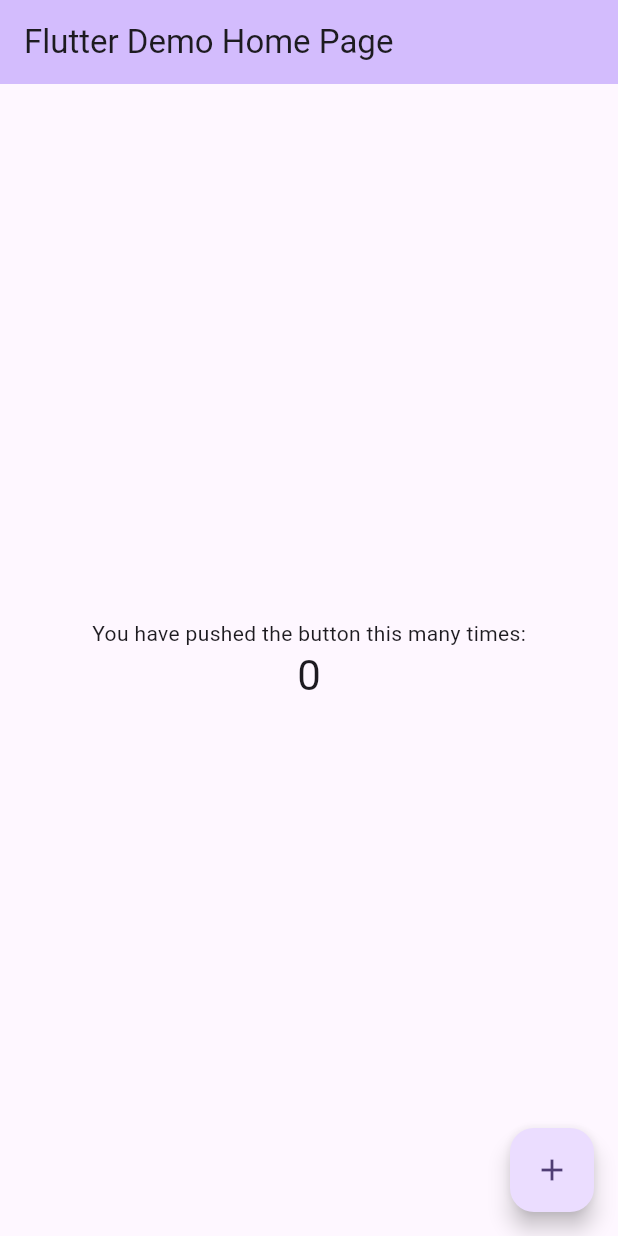
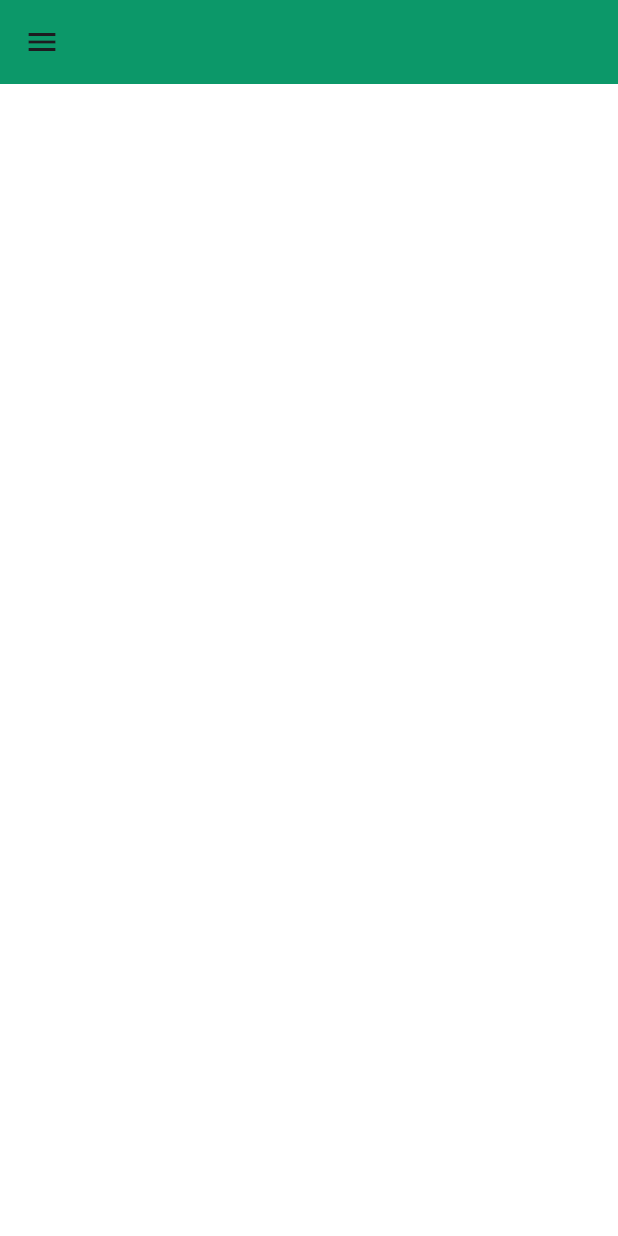
Before and after one commit to Muhammadalif1213/PlantApp, a Flutter app: the screen it shows after launch, on a phone screen of 412 x 824 dp. Run offline on Flutter 3.47's test engine with Material 3 defaults, Android fonts, the phone set to English and light mode, and no system bars.

Commit message:
Menambahkan Halaman HomeScreen Plant App.

```diff
--- a/lib/main.dart
+++ b/lib/main.dart
@@ -1,3 +1,5 @@
+import 'package:app_plant/constants.dart';
+import 'package:app_plant/screens/home/home_screen.dart';
 import 'package:flutter/material.dart';
 
 void main() {
@@ -10,27 +12,15 @@ class MyApp extends StatelessWidget {
   // This widget is the root of your application.
   @override
   Widget build(BuildContext context) {
-    return MaterialApp(
-      title: 'Flutter Demo',
+    return MaterialApp(debugShowCheckedModeBanner: false,
+      title: 'Plant App',
       theme: ThemeData(
-        // This is the theme of your application.
-        //
-        // TRY THIS: Try running your application with "flutter run". You'll see
-        // the application has a purple toolbar. Then, without quitting the app,
-        // try changing the seedColor in the colorScheme below to Colors.green
-        // and then invoke "hot reload" (save your changes or press the "hot
-        // reload" button in a Flutter-supported IDE, or press "r" if you used
-        // the command line to start the app).
-        //
-        // Notice that the counter didn't reset back to zero; the application
-        // state is not lost during the reload. To reset the state, use hot
-        // restart instead.
-        //
-        // This works for code too, not just values: Most code changes can be
-        // tested with just a hot reload.
-        colorScheme: ColorScheme.fromSeed(seedColor: Colors.deepPurple),
+        scaffoldBackgroundColor: const Color.fromARGB(255, 255, 255, 255),
+        primaryColor: kPrimaryColor,
+        textTheme: Theme.of(context).textTheme.apply(bodyColor: kTextColor),
+        visualDensity: VisualDensity.adaptivePlatformDensity
       ),
-      home: const MyHomePage(title: 'Flutter Demo Home Page'),
+      home: const HomeScreen(),
     );
   }
 }
--- /dev/null
+++ b/lib/screens/home/home_screen.dart
@@ -0,0 +1,21 @@
+import 'package:app_plant/constants.dart';
+import 'package:flutter/material.dart';
+
+class HomeScreen extends StatelessWidget {
+  const HomeScreen({super.key});
+
+  @override
+  Widget build(BuildContext context) {
+    return Scaffold(
+      appBar: buildAppBar(),
+    );
+  }
+
+  AppBar buildAppBar() {
+    return AppBar(
+      backgroundColor: kPrimaryColor,
+      elevation: 0,
+      leading: IconButton(onPressed: () {}, icon: Icon(Icons.menu)),
+    );
+  }
+}
```
